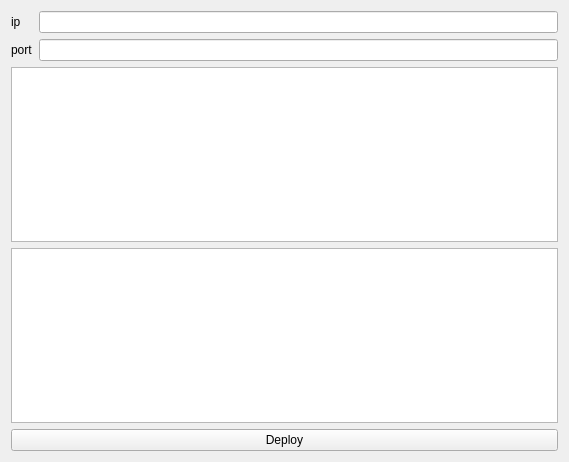
Qt form myYolo_qt/src/WidgetDeploy/widgetdeploy.ui (MRsoymilk/MyYolo) before a commit.
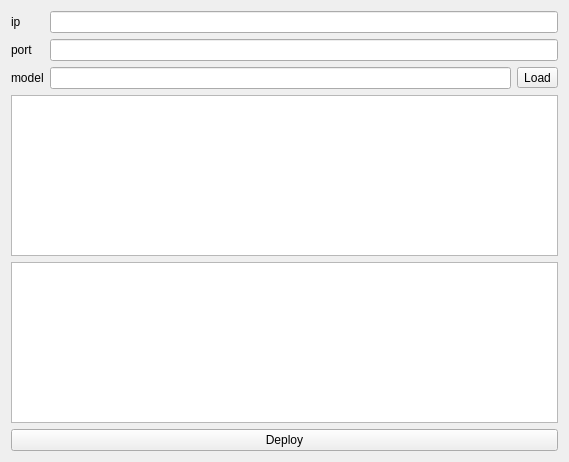
The same form after that commit.

```diff
--- a/myYolo_qt/src/WidgetDeploy/widgetdeploy.ui
+++ b/myYolo_qt/src/WidgetDeploy/widgetdeploy.ui
@@ -36,6 +36,27 @@
      <item row="1" column="1">
       <widget class="QLineEdit" name="lineEditPort"/>
      </item>
+     <item row="2" column="0">
+      <widget class="QLabel" name="labelModel">
+       <property name="text">
+        <string>model</string>
+       </property>
+      </widget>
+     </item>
+     <item row="2" column="1">
+      <layout class="QHBoxLayout" name="horizontalLayout">
+       <item>
+        <widget class="QLineEdit" name="lineEditModel"/>
+       </item>
+       <item>
+        <widget class="QToolButton" name="tBtnLoadModel">
+         <property name="text">
+          <string>Load</string>
+         </property>
+        </widget>
+       </item>
+      </layout>
+     </item>
     </layout>
    </item>
    <item row="1" column="0">
```
